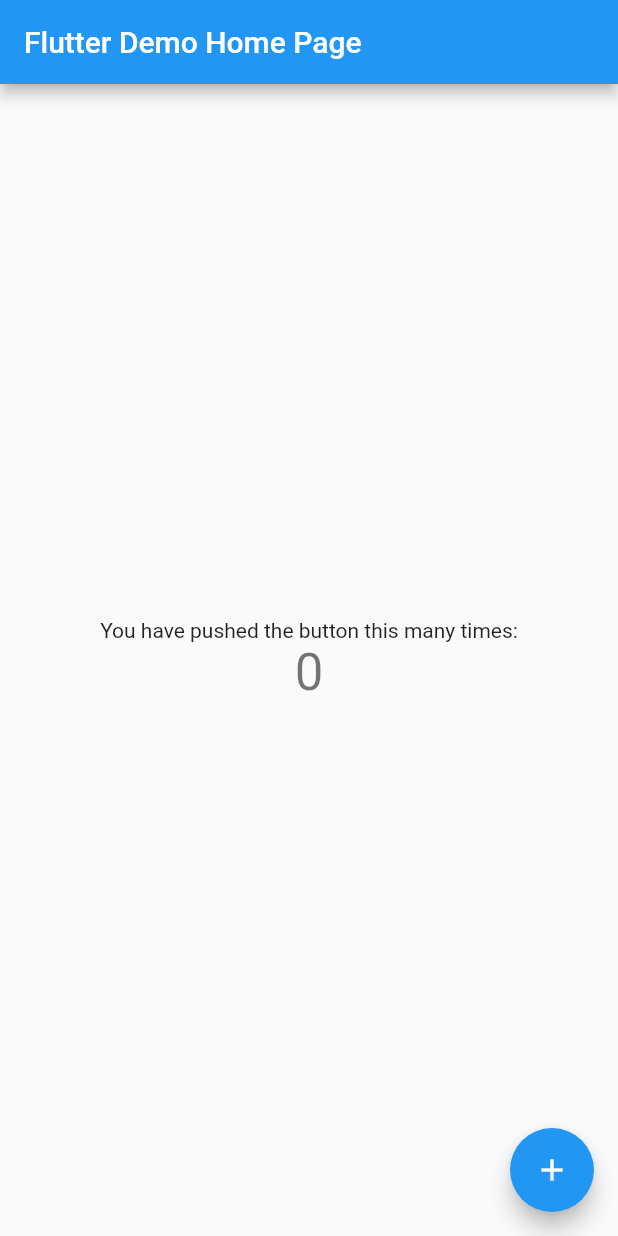
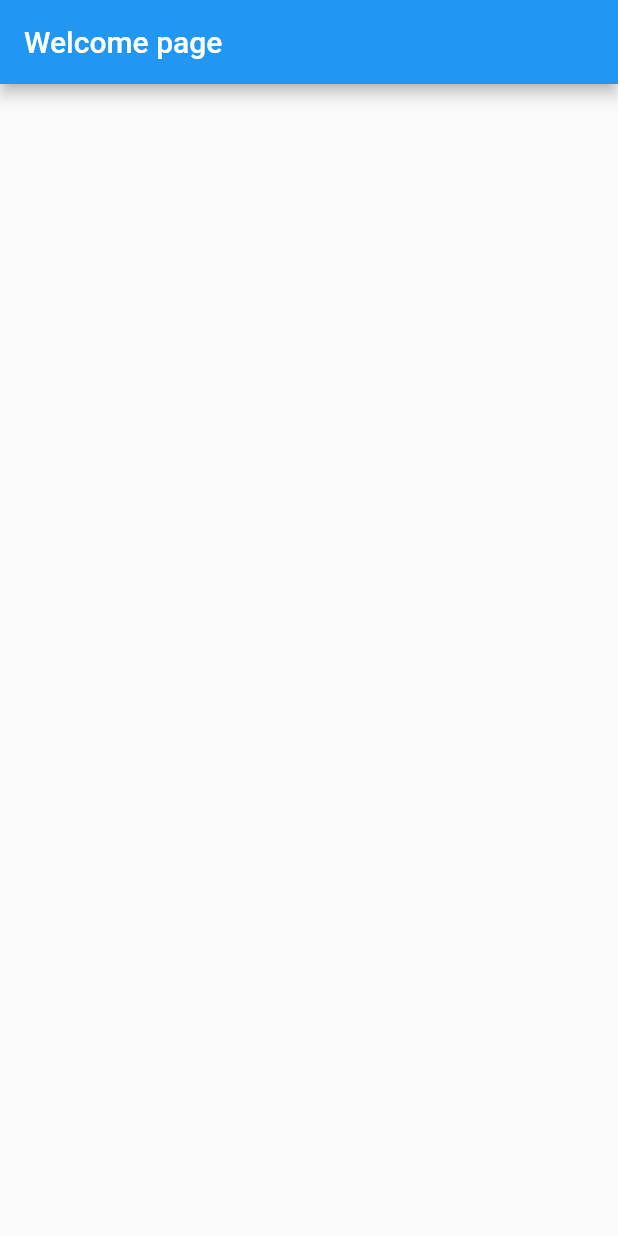
Before and after one commit to aymenbouhlel/MyAouss, a Flutter app: the screen it shows after launch, on a phone screen of 412 x 824 dp. Run offline on Flutter 3.47's test engine with Material 2 defaults, Android fonts, the phone set to English and light mode, and no system bars.

Commit message:
init first view

```diff
--- a/lib/main.dart
+++ b/lib/main.dart
@@ -1,117 +1,36 @@
 import 'package:flutter/material.dart';
+import 'package:myouass/welcome_view.dart';
 
-void main() {
-  runApp(const MyApp());
-  //test
-  // test 2
+
+main() {
+  runApp(MyAouss());
 }
 
-class MyApp extends StatelessWidget {
-  const MyApp({Key? key}) : super(key: key);
+class MyAouss extends StatefulWidget {
 
-  // This widget is the root of your application.
   @override
-  Widget build(BuildContext context) {
-    return MaterialApp(
-      title: 'Flutter Demo',
-      theme: ThemeData(
-        // This is the theme of your application.
-        //
-        // Try running your application with "flutter run". You'll see the
-        // application has a blue toolbar. Then, without quitting the app, try
-        // changing the primarySwatch below to Colors.green and then invoke
-        // "hot reload" (press "r" in the console where you ran "flutter run",
-        // or simply save your changes to "hot reload" in a Flutter IDE).
-        // Notice that the counter didn't reset back to zero; the application
-        // is not restarted.
-        primarySwatch: Colors.blue,
-      ),
-      home: const MyHomePage(title: 'Flutter Demo Home Page'),
-    );
-  }
+  State<MyAouss> createState() => _MyAoussState();
 }
 
-class MyHomePage extends StatefulWidget {
-  const MyHomePage({Key? key, required this.title}) : super(key: key);
-
-  // This widget is the home page of your application. It is stateful, meaning
-  // that it has a State object (defined below) that contains fields that affect
-  // how it looks.
-
-  // This class is the configuration for the state. It holds the values (in this
-  // case the title) provided by the parent (in this case the App widget) and
-  // used by the build method of the State. Fields in a Widget subclass are
-  // always marked "final".
-
-  final String title;
+class _MyAoussState extends State<MyAouss> {
 
   @override
-  State<MyHomePage> createState() => _MyHomePageState();
-}
-
-class _MyHomePageState extends State<MyHomePage> {
-  int _counter = 0;
-
-  void _incrementCounter() {
-    setState(() {
-      // This call to setState tells the Flutter framework that something has
-      // changed in this State, which causes it to rerun the build method below
-      // so that the display can reflect the updated values. If we changed
-      // _counter without calling setState(), then the build method would not be
-      // called again, and so nothing would appear to happen.
-      _counter++;
-    });
+  void initState() {
+    super.initState();
   }
 
   @override
   Widget build(BuildContext context) {
-    // This method is rerun every time setState is called, for instance as done
-    // by the _incrementCounter method above.
-    //
-    // The Flutter framework has been optimized to make rerunning build methods
-    // fast, so that you can just rebuild anything that needs updating rather
-    // than having to individually change instances of widgets.
-    return Scaffold(
-      appBar: AppBar(
-        // Here we take the value from the MyHomePage object that was created by
-        // the App.build method, and use it to set our appbar title.
-        title: Text(widget.title),
-      ),
-      body: Center(
-        // Center is a layout widget. It takes a single child and positions it
-        // in the middle of the parent.
-        child: Column(
-          // Column is also a layout widget. It takes a list of children and
-          // arranges them vertically. By default, it sizes itself to fit its
-          // children horizontally, and tries to be as tall as its parent.
-          //
-          // Invoke "debug painting" (press "p" in the console, choose the
-          // "Toggle Debug Paint" action from the Flutter Inspector in Android
-          // Studio, or the "Toggle Debug Paint" command in Visual Studio Code)
-          // to see the wireframe for each widget.
-          //
-          // Column has various properties to control how it sizes itself and
-          // how it positions its children. Here we use mainAxisAlignment to
-          // center the children vertically; the main axis here is the vertical
-          // axis because Columns are vertical (the cross axis would be
-          // horizontal).
-          mainAxisAlignment: MainAxisAlignment.center,
-          children: <Widget>[
-            const Text(
-              'You have pushed the button this many times:',
-            ),
-            Text(
-              '$_counter',
-              style: Theme.of(context).textTheme.headline4,
-            ),
-          ],
-        ),
-      ),
-      floatingActionButton: FloatingActionButton(
-        onPressed: _incrementCounter,
-        tooltip: 'Increment',
-        child: const Icon(Icons.add),
-      ), // This trailing comma makes auto-formatting nicer for build methods.
+    return MaterialApp(
+
+
+          debugShowCheckedModeBanner: false,
+          routes: {
+
+         '/': (_) => WelcomeView(),
+
+          },
+
     );
   }
 }
--- /dev/null
+++ b/lib/welcome_view.dart
@@ -0,0 +1,21 @@
+import 'package:flutter/material.dart';
+
+class WelcomeView extends StatefulWidget {
+  const WelcomeView({Key? key}) : super(key: key);
+  static const String routeName = '/welcome';
+
+  @override
+  _WelcomeViewState createState() => _WelcomeViewState();
+}
+
+class _WelcomeViewState extends State<WelcomeView> {
+  @override
+  Widget build(BuildContext context) {
+    return Scaffold(
+
+      appBar: AppBar(
+        title: Text('Welcome page'),
+      ),
+    );
+  }
+}
```
Also changed, not shown: 1 other file.
